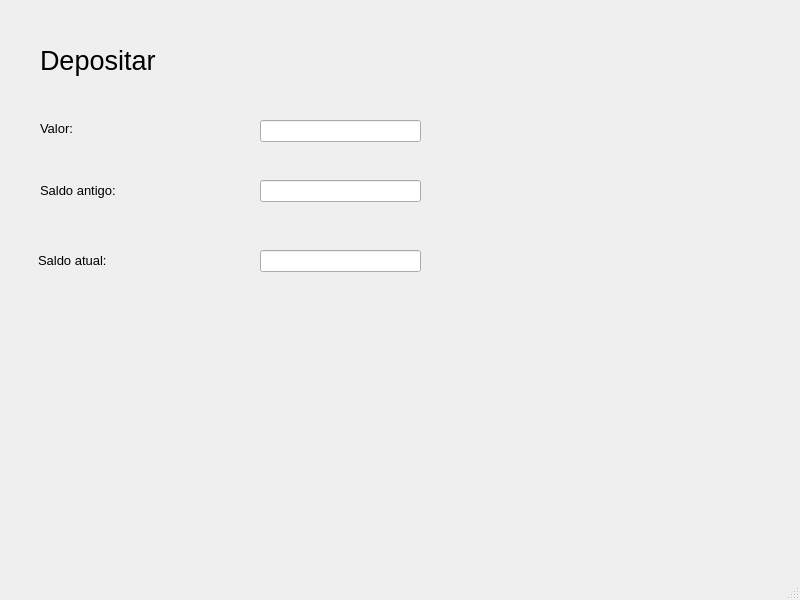
Bryan-martins/Banco, file Deposito.ui: the form before one commit.
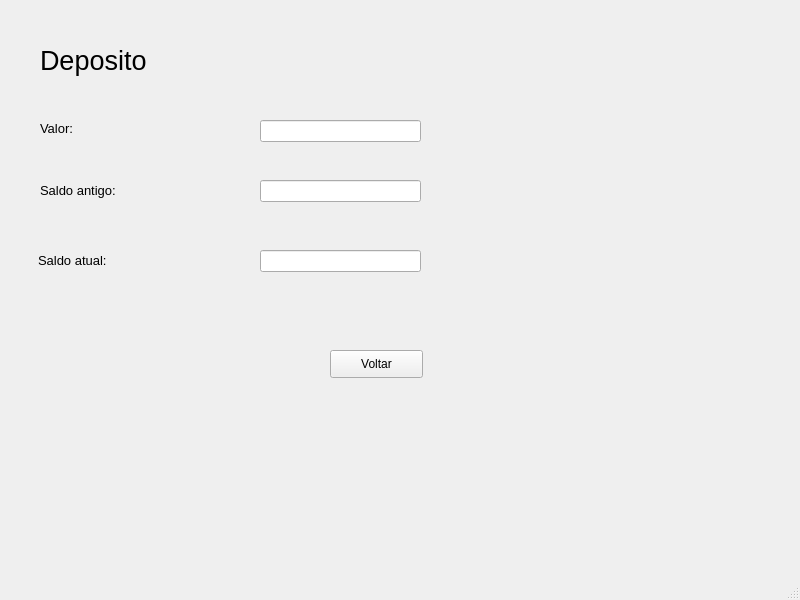
The form after the commit.

Commit message: Inclusão do botão de voltar

```diff
--- a/Deposito.ui
+++ b/Deposito.ui
@@ -29,7 +29,7 @@
      </font>
     </property>
     <property name="text">
-     <string>Depositar</string>
+     <string>Deposito</string>
     </property>
    </widget>
    <widget class="QLabel" name="label_2">
@@ -116,6 +116,19 @@
      </rect>
     </property>
    </widget>
+   <widget class="QPushButton" name="pushButton">
+    <property name="geometry">
+     <rect>
+      <x>330</x>
+      <y>350</y>
+      <width>93</width>
+      <height>28</height>
+     </rect>
+    </property>
+    <property name="text">
+     <string>Voltar</string>
+    </property>
+   </widget>
   </widget>
   <widget class="QStatusBar" name="statusbar"/>
  </widget>
```
